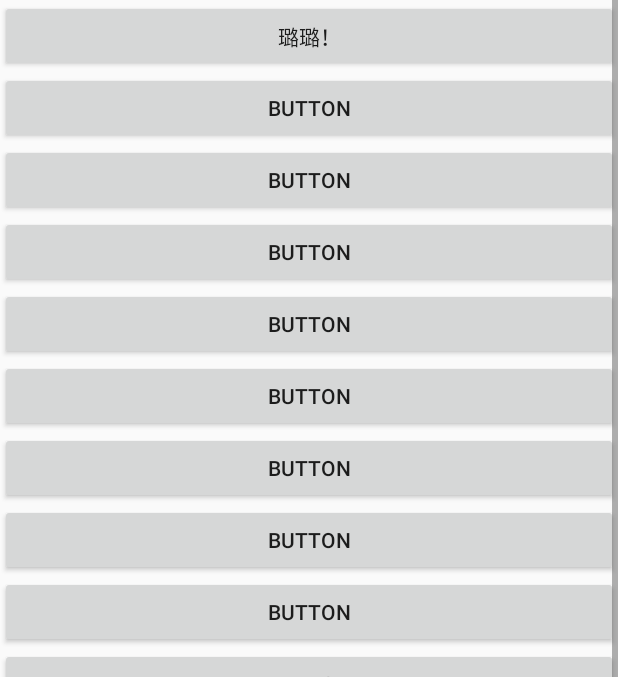
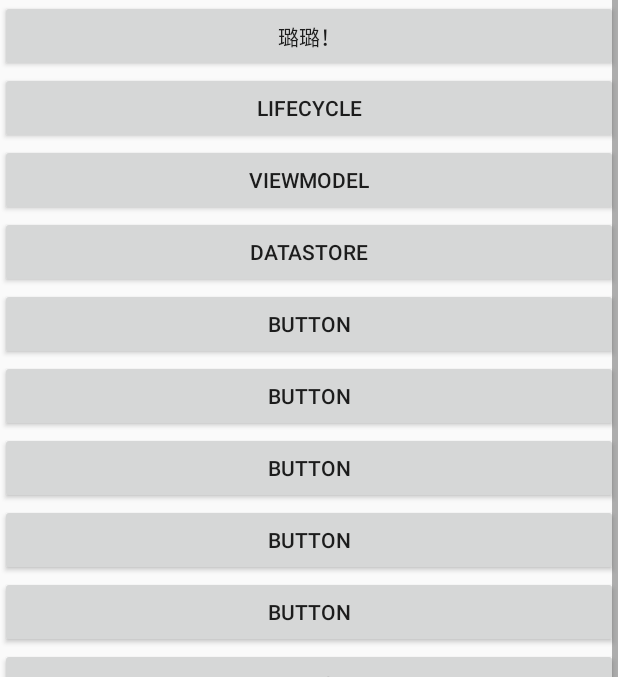
Before and after one commit to afei1223/androidStudy, an Android app: the layout activity_main.xml on its own in the app's theme, with its tools: preview values and no code run, on a phone screen of 412 x 824 dp, the part 360-1037 px from its top. Run offline under Robolectric (Android 15) with nearby library versions, the phone set to English and light mode, and no system bars.

Commit message:
add viewmodel

```diff
--- a/app/build.gradle
+++ b/app/build.gradle
@@ -30,6 +30,7 @@ dependencies {
     implementation 'androidx.appcompat:appcompat:1.2.0'
     implementation 'androidx.constraintlayout:constraintlayout:1.1.3'
     implementation project(path: ':wheel')
+    implementation 'androidx.lifecycle:lifecycle-extensions:2.1.0'
     testImplementation 'junit:junit:4.12'
     androidTestImplementation 'androidx.test.ext:junit:1.1.1'
     androidTestImplementation 'androidx.test.espresso:espresso-core:3.2.0'
--- a/app/src/main/AndroidManifest.xml
+++ b/app/src/main/AndroidManifest.xml
@@ -39,6 +39,9 @@
         <activity android:name=".Wheel.WheelActivity"/>
         <activity android:name=".HttpStudy.HttpActivity"/>
         <activity android:name=".WaitActivity"/>
+        <activity android:name=".lifecycle.LifecycleActivity"/>
+        <activity android:name=".ViewModel.ViewModelActivity"/>
+        <activity android:name=".DataStore.DataStoreActivity"/>
 
 <!--        <receiver android:name=".PhoneCallStateActivity.PhoneStateReceiver"-->
 <!--            android:enabled="true">-->
--- a/app/src/main/res/layout/activity_main.xml
+++ b/app/src/main/res/layout/activity_main.xml
@@ -51,22 +51,22 @@
                 android:text="璐璐！" />
 
             <Button
-                android:id="@+id/button10"
+                android:id="@+id/lifecycle"
                 android:layout_width="match_parent"
                 android:layout_height="wrap_content"
-                android:text="Button" />
+                android:text="Lifecycle" />
 
             <Button
-                android:id="@+id/button11"
+                android:id="@+id/view_model"
                 android:layout_width="match_parent"
                 android:layout_height="wrap_content"
-                android:text="Button" />
+                android:text="ViewModel" />
 
             <Button
-                android:id="@+id/button12"
+                android:id="@+id/data_store"
                 android:layout_width="match_parent"
                 android:layout_height="wrap_content"
-                android:text="Button" />
+                android:text="DataStore" />
 
             <Button
                 android:id="@+id/button13"
--- a/app/src/main/res/layout/my_text_view.xml
+++ /dev/null
@@ -1,6 +0,0 @@
-<?xml version="1.0" encoding="utf-8"?>
-<TextView xmlns:android="http://schemas.android.com/apk/res/android"
-    android:layout_width="match_parent"
-     android:layout_height="20dp">
-
-</TextView>
```
Also changed, not shown: app/src/main/res/layout/activity_demo.xml (added, +13 -0 lines).
